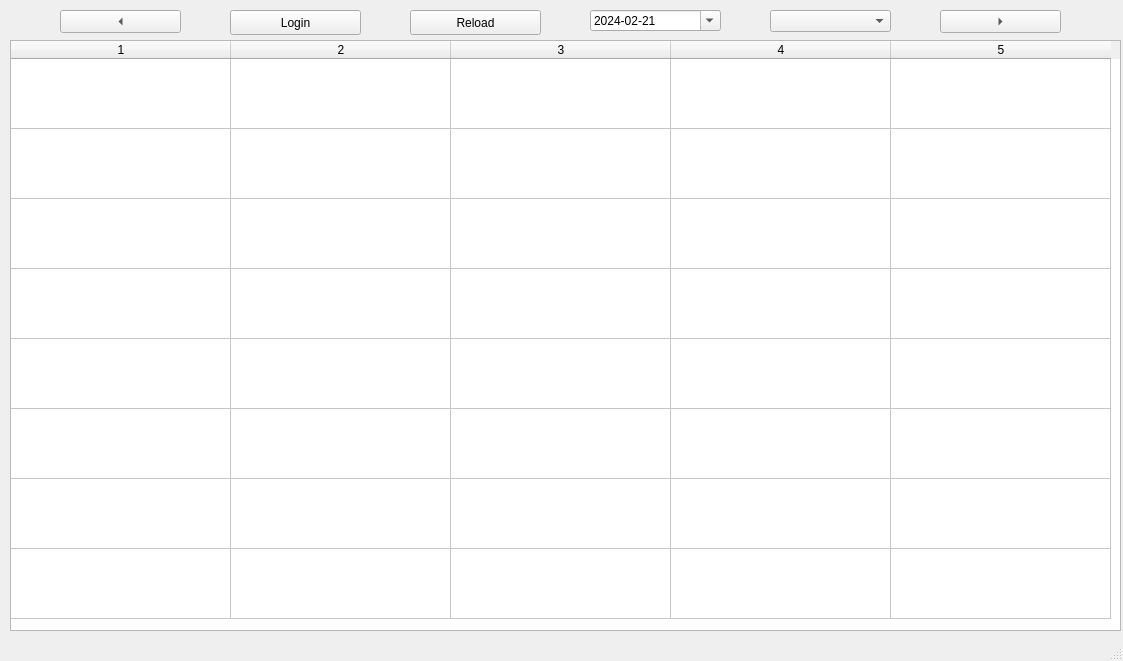
Qt form mainwindow.ui (l-koehler/untis-py) before a commit.
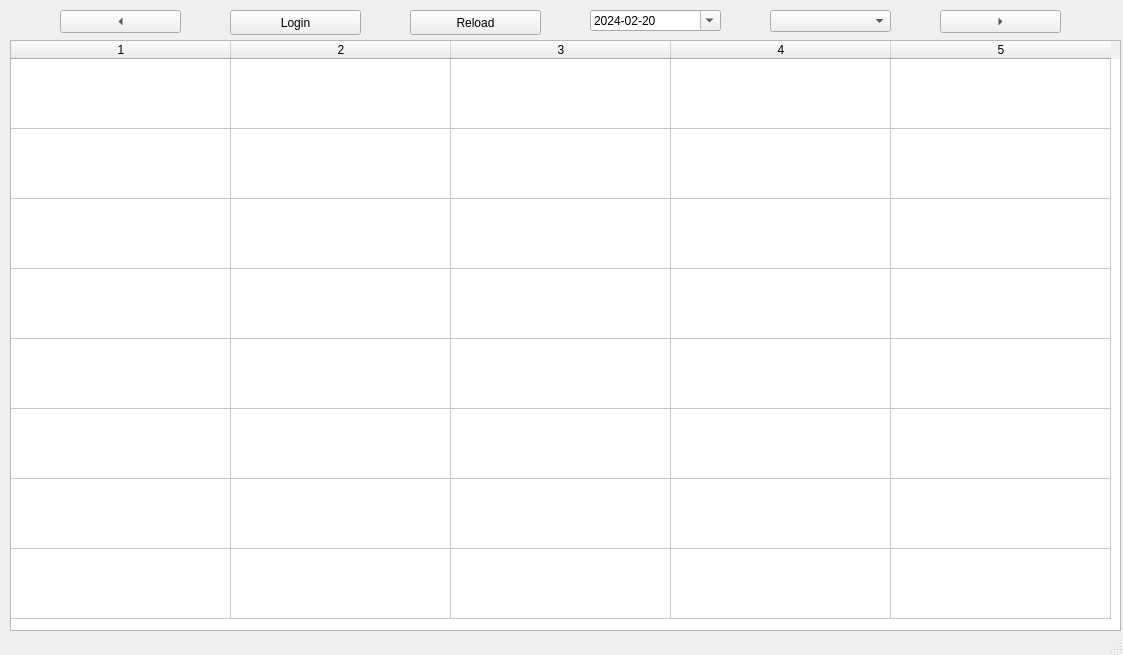
The same form after that commit.

```diff
--- a/mainwindow.ui
+++ b/mainwindow.ui
@@ -7,7 +7,7 @@
     <x>0</x>
     <y>0</y>
     <width>1123</width>
-    <height>661</height>
+    <height>655</height>
    </rect>
   </property>
   <property name="windowTitle">
@@ -108,7 +108,7 @@
       <second>0</second>
       <year>2024</year>
       <month>2</month>
-      <day>21</day>
+      <day>20</day>
      </datetime>
     </property>
     <property name="currentSection">
```
